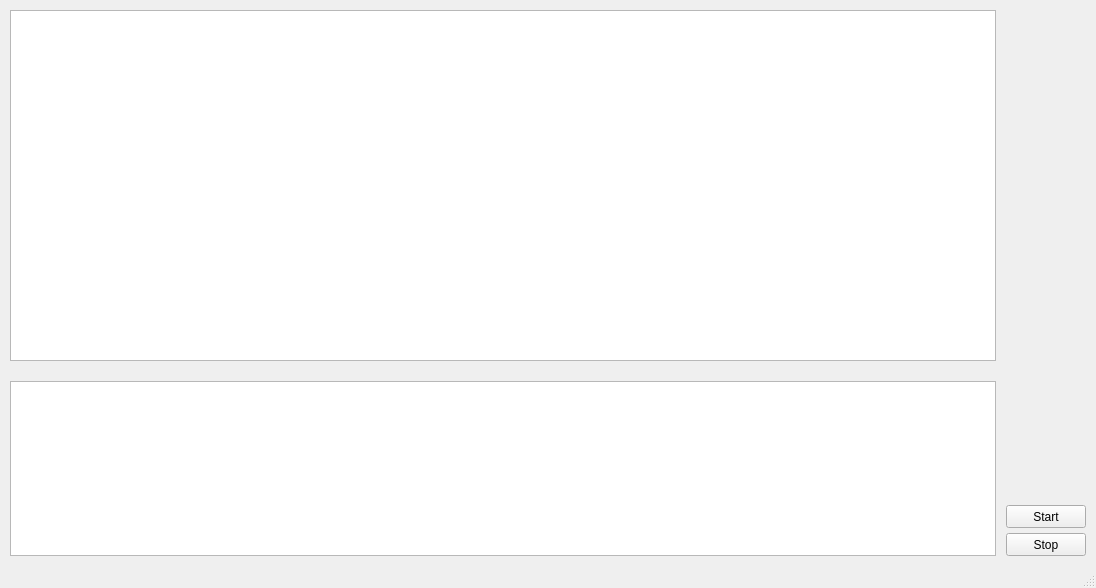
Before: the Qt Designer form window.ui in StepanTWL/mPDK, drawn with Qt 5.
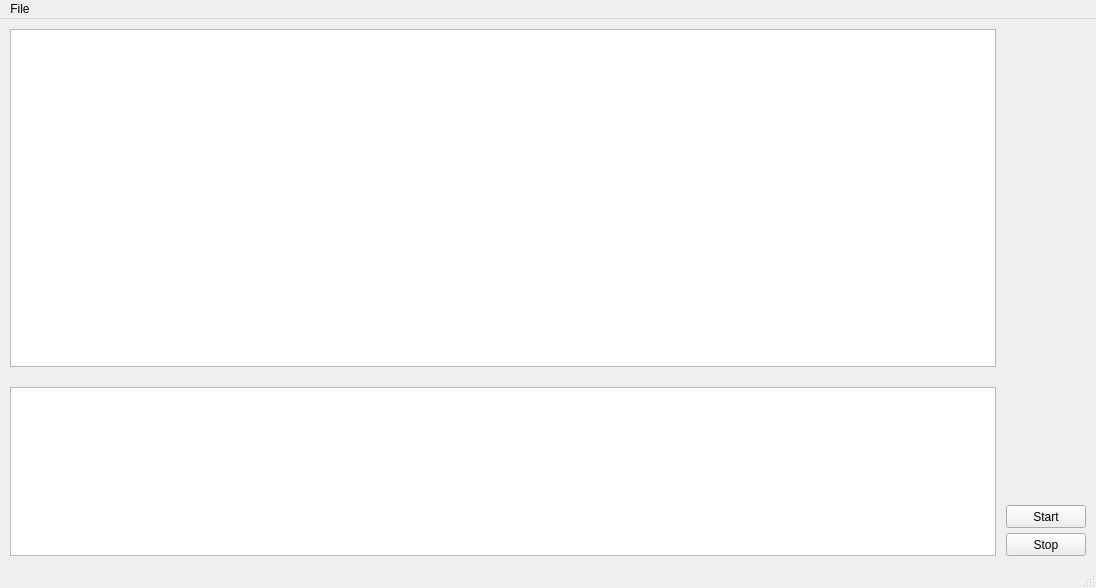
After: the same form once the commit is applied.

```diff
--- a/window.ui
+++ b/window.ui
@@ -174,6 +174,17 @@
      <height>21</height>
     </rect>
    </property>
+   <widget class="QMenu" name="menuFile">
+    <property name="title">
+     <string>File</string>
+    </property>
+    <addaction name="actionNew"/>
+    <addaction name="actionOpen"/>
+    <addaction name="actionSave"/>
+    <addaction name="separator"/>
+    <addaction name="actionExit"/>
+   </widget>
+   <addaction name="menuFile"/>
   </widget>
   <widget class="QStatusBar" name="statusbar"/>
  </widget>
```
Left out of the diff: 22 changed lines with no effect on the pictures.
